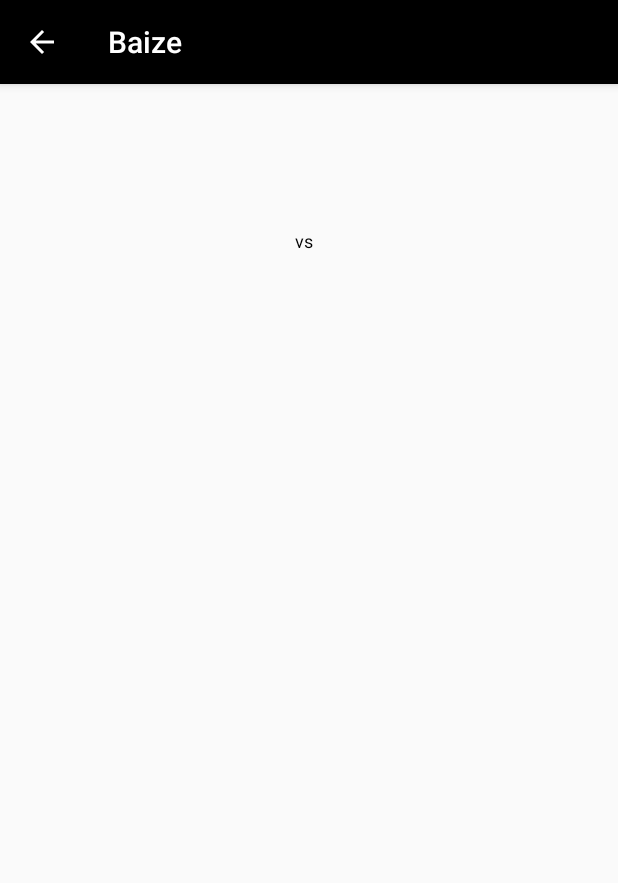
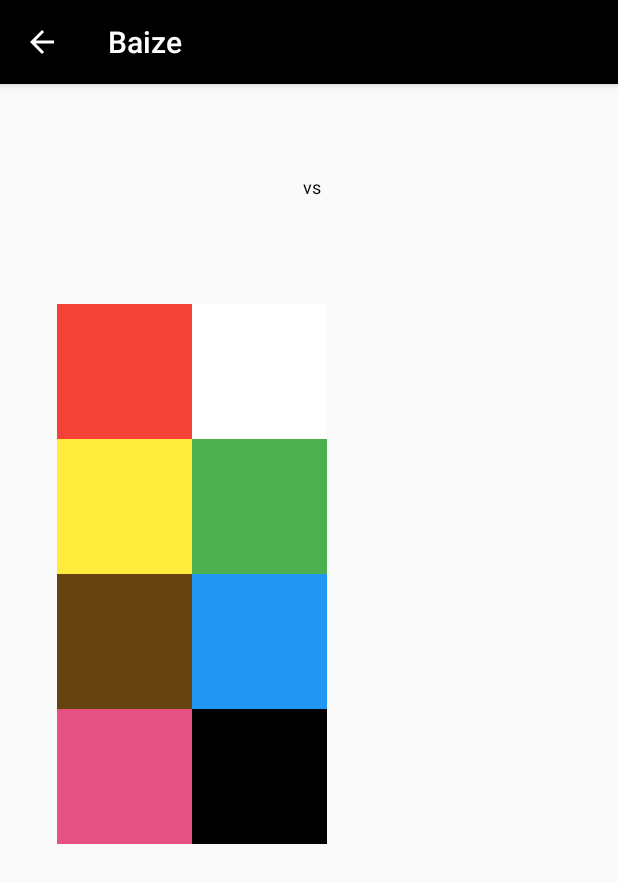
Before and after one commit to jasonlindsay87/SnookerScoreboard, an Android app: the scoreboard screen opened directly, with no data from a screen before it, on a phone screen of 412 x 824 dp. Shown: the top 883 px of the screen. Run offline under Robolectric (Android 15) with nearby library versions, the phone set to English and light mode, and no system bars.

Commit message:
Sun 03.05-3

```diff
--- a/app/src/main/res/layout/activity_scoreboard.xml
+++ b/app/src/main/res/layout/activity_scoreboard.xml
@@ -10,8 +10,8 @@
         android:id="@+id/p1name"
         android:layout_width="wrap_content"
         android:layout_height="wrap_content"
-        android:layout_marginStart="80dp"
-        android:layout_marginTop="96dp"
+        android:layout_marginStart="60dp"
+        android:layout_marginTop="52dp"
         android:text="TextView"
         android:textColor="@color/colorBlack"
         android:textSize="18sp"
@@ -22,11 +22,10 @@
         android:id="@+id/p2name"
         android:layout_width="wrap_content"
         android:layout_height="wrap_content"
-        android:layout_marginTop="100dp"
-        android:layout_marginEnd="112dp"
+        android:layout_marginTop="60dp"
+        android:layout_marginEnd="80dp"
         android:text="TextView"
         android:textColor="@color/colorBlack"
-        android:textSize="18sp"
         app:layout_constraintEnd_toEndOf="parent"
         app:layout_constraintTop_toTopOf="parent" />
 
@@ -34,37 +33,92 @@
         android:id="@+id/vs"
         android:layout_width="wrap_content"
         android:layout_height="wrap_content"
-        android:layout_marginTop="96dp"
+        android:layout_marginTop="60dp"
         android:text="@string/vs"
         android:textColor="@color/colorBlack"
         android:textSize="12sp"
         app:layout_constraintEnd_toStartOf="@+id/p2name"
-        app:layout_constraintHorizontal_bias="0.562"
+        app:layout_constraintHorizontal_bias="0.545"
         app:layout_constraintStart_toEndOf="@+id/p1name"
         app:layout_constraintTop_toTopOf="parent" />
 
     <TableLayout
-        android:layout_width="140dp"
-        android:layout_height="479dp"
-        android:layout_marginTop="48dp"
+        android:layout_width="180dp"
+        android:layout_height="360dp"
+        android:layout_marginTop="70dp"
         app:layout_constraintEnd_toEndOf="parent"
         app:layout_constraintHorizontal_bias="0.164"
         app:layout_constraintStart_toStartOf="parent"
         app:layout_constraintTop_toBottomOf="@+id/p1name">
 
+
         <TableRow
             android:layout_width="match_parent"
             android:layout_height="match_parent">
-        <TextView
-            android:background="#F44336"
-            android:layout_width="wrap_content"
-            android:layout_height="wrap_content"
-            android:layout_column="1" />
+
             <TextView
-            android:background="#FFFFFF"
-            android:layout_width="wrap_content"
-            android:layout_height="wrap_content"
-            android:layout_column="2" />
+                android:layout_width="90dp"
+                android:layout_height="90dp"
+                android:layout_column="1"
+                android:background="#F44336" />
+
+            <TextView
+                android:layout_width="90dp"
+                android:layout_height="90dp"
+                android:layout_column="2"
+                android:background="#FFFFFF" />
+        </TableRow>
+
+        <TableRow
+            android:layout_width="match_parent"
+            android:layout_height="match_parent">
+
+            <TextView
+                android:layout_width="90dp"
+                android:layout_height="90dp"
+                android:layout_column="1"
+                android:background="#FFEB3B"
+                android:text=" " />
+
+            <TextView
+                android:layout_width="90dp"
+                android:layout_height="90dp"
+                android:layout_column="2"
+                android:background="#4CAF50" />
+        </TableRow>
+
+        <TableRow
+            android:layout_width="match_parent"
+            android:layout_height="90dp">
+
+            <TextView
+                android:layout_width="90dp"
+                android:layout_height="90dp"
+                android:layout_column="1"
+                android:background="#654412" />
+
+            <TextView
+                android:layout_width="90dp"
+                android:layout_height="90dp"
+                android:layout_column="2"
+                android:background="#2196F3" />
+        </TableRow>
+
+        <TableRow
+            android:layout_width="match_parent"
+            android:layout_height="90dp">
+
+            <TextView
+                android:layout_width="90dp"
+                android:layout_height="90dp"
+                android:layout_column="1"
+                android:background="#E65184" />
+
+            <TextView
+                android:layout_width="90dp"
+                android:layout_height="90dp"
+                android:layout_column="2"
+                android:background="@color/colorBlack" />
         </TableRow>
     </TableLayout>
 </androidx.constraintlayout.widget.ConstraintLayout>
```
Also changed, not shown: app/src/main/res/mipmap-hdpi/ic_launcher.png, app/src/main/res/mipmap-mdpi/ic_launcher.png, app/src/main/res/mipmap-xhdpi/ic_launcher.png, app/src/main/res/mipmap-xxhdpi/ic_launcher.png, app/src/main/res/mipmap-xxxhdpi/ic_launcher.png.
